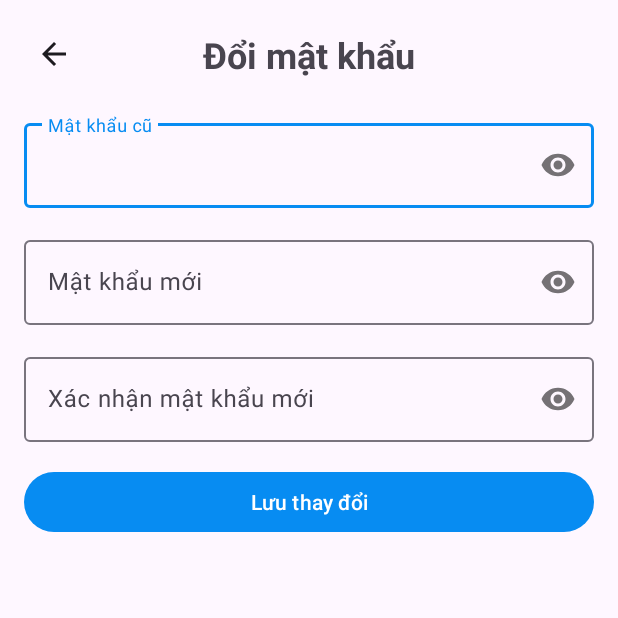
After one commit to long11042004/diem_danh_sinh_vien, an Android app: the ChangePasswordActivity screen opened directly, with no data from a screen before it, on a phone screen of 412 x 824 dp, the top half of it. The commit adds this screen. Run offline under Robolectric (Android 15) with nearby library versions, the phone set to English and light mode, and no system bars; our stand-ins replace CircleImageView; network calls fail.

Commit message:
cài đặt đổi mật khẩu tài khoản

```diff
--- a/app/src/main/AndroidManifest.xml
+++ b/app/src/main/AndroidManifest.xml
@@ -62,6 +62,10 @@
             android:exported="false" />
 
         <activity
+            android:name="com.example.diemdanhsinhvien.activity.ChangePasswordActivity"
+            android:exported="false" />
+
+        <activity
             android:name="com.microsoft.identity.client.BrowserTabActivity"
             android:exported="true">
             <intent-filter>
--- /dev/null
+++ b/app/src/main/java/com/example/diemdanhsinhvien/activity/ChangePasswordActivity.kt
@@ -0,0 +1,129 @@
+package com.example.diemdanhsinhvien.activity
+
+import androidx.appcompat.app.AppCompatActivity
+import android.os.Bundle
+import android.widget.Button
+import android.widget.ImageButton
+import android.view.View
+import android.widget.TextView
+import android.widget.Toast
+import androidx.activity.viewModels
+import com.example.diemdanhsinhvien.R
+import com.example.diemdanhsinhvien.common.UiState
+import com.example.diemdanhsinhvien.network.apiservice.APIClient
+import com.example.diemdanhsinhvien.repository.AccountRepository
+import com.example.diemdanhsinhvien.viewmodel.AuthViewModel
+import com.example.diemdanhsinhvien.viewmodel.AuthViewModelFactory
+import com.google.android.material.textfield.TextInputLayout
+import com.google.android.material.textfield.TextInputEditText
+
+class ChangePasswordActivity : AppCompatActivity() {
+
+    private lateinit var tilOldPassword: TextInputLayout
+    private lateinit var tilNewPassword: TextInputLayout
+    private lateinit var tilConfirmPassword: TextInputLayout
+    private lateinit var etOldPassword: TextInputEditText
+    private lateinit var etNewPassword: TextInputEditText
+    private lateinit var etConfirmPassword: TextInputEditText
+    private lateinit var btnSaveChanges: Button
+    private lateinit var btnBack: ImageButton
+    private lateinit var tvErrorMessage: TextView
+
+    private val authViewModel: AuthViewModel by viewModels {
+        AuthViewModelFactory(AccountRepository(
+            accountApi = APIClient.accountApi(this)
+        ))
+    }
+
+    override fun onCreate(savedInstanceState: Bundle?) {
+        super.onCreate(savedInstanceState)
+        setContentView(R.layout.activity_change_password)
+
+        btnBack = findViewById(R.id.btn_back)
+        tilOldPassword = findViewById(R.id.til_old_password)
+        tilNewPassword = findViewById(R.id.til_new_password)
+        tilConfirmPassword = findViewById(R.id.til_confirm_password)
+        etOldPassword = findViewById(R.id.et_old_password)
+        etNewPassword = findViewById(R.id.et_new_password)
+        etConfirmPassword = findViewById(R.id.et_confirm_password)
+        btnSaveChanges = findViewById(R.id.btn_save_changes)
+        tvErrorMessage = findViewById(R.id.tv_error_message)
+
+        setupClickListeners()
+        setupObservers()
+    }
+
+    private fun setupClickListeners() {
+        btnBack.setOnClickListener {
+            onBackPressedDispatcher.onBackPressed()
+        }
+
+        btnSaveChanges.setOnClickListener {
+            if (validateInput()) {
+                val oldPassword = etOldPassword.text.toString().trim()
+                val newPassword = etNewPassword.text.toString().trim()
+                authViewModel.changePassword(oldPassword, newPassword)
+            }
+        }
+    }
+
+    private fun validateInput(): Boolean {
+        tilOldPassword.error = null
+        tilNewPassword.error = null
+        tilConfirmPassword.error = null
+        tvErrorMessage.visibility = View.GONE
+
+        var isValid = true
+
+        if (etOldPassword.text.toString().trim().isEmpty()) {
+            tilOldPassword.error = "Vui lòng nhập mật khẩu cũ"
+            isValid = false
+        }
+
+        if (etNewPassword.text.toString().trim().isEmpty()) {
+            tilNewPassword.error = "Vui lòng nhập mật khẩu mới"
+            isValid = false
+        }
+
+        if (etConfirmPassword.text.toString().trim().isEmpty()) {
+            tilConfirmPassword.error = "Vui lòng xác nhận mật khẩu mới"
+            isValid = false
+        }
+
+        if (!isValid) return false
+
+        if (etNewPassword.text.toString() != etConfirmPassword.text.toString()) {
+            tilConfirmPassword.error = "Mật khẩu xác nhận không khớp"
+            isValid = false
+        }
+
+        return isValid
+    }
+
+    private fun setupObservers() {
+        authViewModel.changePasswordState.observe(this) { state ->
+            when (state) {
+                is UiState.Loading -> {
+                    btnSaveChanges.isEnabled = false
+
+                    tilOldPassword.error = null
+                    tilNewPassword.error = null
+                    tilConfirmPassword.error = null
+                    tvErrorMessage.visibility = View.GONE
+                }
+                is UiState.Success -> {
+                    btnSaveChanges.isEnabled = true
+                    Toast.makeText(this, "Đổi mật khẩu thành công!", Toast.LENGTH_SHORT).show()
+                    finish()
+                }
+                is UiState.Error -> {
+                    btnSaveChanges.isEnabled = true
+
+                    tvErrorMessage.text = state.message
+                    tvErrorMessage.visibility = View.VISIBLE
+                }
+                else -> {}
+            }
+        }
+    }
+}
--- a/app/src/main/java/com/example/diemdanhsinhvien/activity/MainActivity.kt
+++ b/app/src/main/java/com/example/diemdanhsinhvien/activity/MainActivity.kt
@@ -19,7 +19,7 @@ import com.example.diemdanhsinhvien.fragment.ReportsFragment
 import com.example.diemdanhsinhvien.fragment.NotificationsFragment
 import com.example.diemdanhsinhvien.R
 import com.example.diemdanhsinhvien.network.apiservice.APIClient
-import com.example.diemdanhsinhvien.ui.search.SearchFragment
+import com.example.diemdanhsinhvien.fragment.SearchFragment
 import com.google.android.material.bottomnavigation.BottomNavigationView
 import com.google.android.material.floatingactionbutton.FloatingActionButton
 import com.google.android.material.textfield.TextInputEditText
--- /dev/null
+++ b/app/src/main/java/com/example/diemdanhsinhvien/data/request/ChangePasswordRequest.kt
@@ -0,0 +1,6 @@
+package com.example.diemdanhsinhvien.data.request
+
+data class ChangePasswordRequest(
+    val oldPassword: String,
+    val newPassword: String
+)
--- a/app/src/main/java/com/example/diemdanhsinhvien/network/apiservice/AccountApiService.kt
+++ b/app/src/main/java/com/example/diemdanhsinhvien/network/apiservice/AccountApiService.kt
@@ -2,6 +2,7 @@ package com.example.diemdanhsinhvien.network.apiservice
 
 import com.example.diemdanhsinhvien.data.model.Account
 import com.example.diemdanhsinhvien.data.request.*
+import com.example.diemdanhsinhvien.data.request.ChangePasswordRequest
 import com.example.diemdanhsinhvien.data.response.ApiLoginResponse
 import retrofit2.Response
 import retrofit2.http.*
@@ -36,4 +37,9 @@ interface AccountApiService {
     suspend fun refreshToken(
         @Header("Authorization") refreshToken: String
     ): Response<ApiLoginResponse>
+
+    @PUT("accounts/changePassword")
+    suspend fun changePassword(
+        @Body request: ChangePasswordRequest
+    ): Response<Unit>
 }
--- a/app/src/main/java/com/example/diemdanhsinhvien/viewmodel/AuthViewModel.kt
+++ b/app/src/main/java/com/example/diemdanhsinhvien/viewmodel/AuthViewModel.kt
@@ -7,6 +7,7 @@ import androidx.lifecycle.ViewModelProvider
 import androidx.lifecycle.viewModelScope
 import com.example.diemdanhsinhvien.common.UiState
 import com.example.diemdanhsinhvien.data.model.Account
+import com.example.diemdanhsinhvien.data.request.ChangePasswordRequest
 import com.example.diemdanhsinhvien.data.request.LoginRequest
 import com.example.diemdanhsinhvien.data.request.RegisterRequest
 import com.example.diemdanhsinhvien.data.request.UpdateAccountRequest
@@ -64,6 +65,19 @@ class AuthViewModel(private val accountRepository: AccountRepository) : ViewMode
         }
     }
 
+    // Chức năng đổi mật khẩu
+    private val _changePasswordState = MutableLiveData<UiState<Unit>>()
+    val changePasswordState: LiveData<UiState<Unit>> = _changePasswordState
+
+    fun changePassword(oldPassword: String, newPassword: String) {
+        viewModelScope.launch {
+            val request = ChangePasswordRequest(oldPassword = oldPassword, newPassword = newPassword)
+            accountRepository.changePassword(request).collect { state ->
+                _changePasswordState.postValue(state)
+            }
+        }
+    }
+
 }
 
 class AuthViewModelFactory(private val repository: AccountRepository) : ViewModelProvider.Factory {
--- /dev/null
+++ b/app/src/main/res/layout/activity_change_password.xml
@@ -0,0 +1,111 @@
+<?xml version="1.0" encoding="utf-8"?>
+<androidx.constraintlayout.widget.ConstraintLayout xmlns:android="http://schemas.android.com/apk/res/android"
+    xmlns:app="http://schemas.android.com/apk/res-auto"
+    xmlns:tools="http://schemas.android.com/tools"
+    android:layout_width="match_parent"
+    android:layout_height="match_parent"
+    android:padding="16dp"
+    tools:context=".activity.ChangePasswordActivity">
+
+    <ImageButton
+        android:id="@+id/btn_back"
+        android:layout_width="wrap_content"
+        android:layout_height="wrap_content"
+        android:background="?attr/selectableItemBackgroundBorderless"
+        android:contentDescription="@string/back"
+        android:padding="8dp"
+        android:src="?attr/homeAsUpIndicator"
+        app:layout_constraintStart_toStartOf="parent"
+        app:layout_constraintTop_toTopOf="parent"
+        app:tint="?attr/colorOnSurface" />
+
+    <TextView
+        android:id="@+id/tv_title"
+        android:layout_width="wrap_content"
+        android:layout_height="wrap_content"
+        android:text="Đổi mật khẩu"
+        android:textSize="24sp"
+        android:textStyle="bold"
+        app:layout_constraintBottom_toBottomOf="@+id/btn_back"
+        app:layout_constraintEnd_toEndOf="parent"
+        app:layout_constraintStart_toStartOf="parent"
+        app:layout_constraintTop_toTopOf="@+id/btn_back" />
+
+    <com.google.android.material.textfield.TextInputLayout
+        android:id="@+id/til_old_password"
+        android:layout_width="match_parent"
+        android:layout_height="wrap_content"
+        android:layout_marginTop="24dp"
+        app:passwordToggleEnabled="true"
+        app:layout_constraintEnd_toEndOf="parent"
+        app:layout_constraintStart_toStartOf="parent"
+        app:layout_constraintTop_toBottomOf="@id/tv_title">
+
+        <com.google.android.material.textfield.TextInputEditText
+            android:id="@+id/et_old_password"
+            android:layout_width="match_parent"
+            android:layout_height="wrap_content"
+            android:hint="Mật khẩu cũ"
+            android:inputType="textPassword" />
+    </com.google.android.material.textfield.TextInputLayout>
+
+    <com.google.android.material.textfield.TextInputLayout
+        android:id="@+id/til_new_password"
+        android:layout_width="match_parent"
+        android:layout_height="wrap_content"
+        android:layout_marginTop="16dp"
+        app:passwordToggleEnabled="true"
+        app:layout_constraintEnd_toEndOf="parent"
+        app:layout_constraintStart_toStartOf="parent"
+        app:layout_constraintTop_toBottomOf="@id/til_old_password">
+
+        <com.google.android.material.textfield.TextInputEditText
+            android:id="@+id/et_new_password"
+            android:layout_width="match_parent"
+            android:layout_height="wrap_content"
+            android:hint="Mật khẩu mới"
+            android:inputType="textPassword" />
+    </com.google.android.material.textfield.TextInputLayout>
+
+    <com.google.android.material.textfield.TextInputLayout
+        android:id="@+id/til_confirm_password"
+        android:layout_width="match_parent"
+        android:layout_height="wrap_content"
+        android:layout_marginTop="16dp"
+        app:passwordToggleEnabled="true"
+        app:layout_constraintEnd_toEndOf="parent"
+        app:layout_constraintStart_toStartOf="parent"
+        app:layout_constraintTop_toBottomOf="@id/til_new_password">
+
+        <com.google.android.material.textfield.TextInputEditText
+            android:id="@+id/et_confirm_password"
+            android:layout_width="match_parent"
+            android:layout_height="wrap_content"
+            android:hint="Xác nhận mật khẩu mới"
+            android:inputType="textPassword" />
+    </com.google.android.material.textfield.TextInputLayout>
+
+    <TextView
+        android:id="@+id/tv_error_message"
+        android:layout_width="match_parent"
+        android:layout_height="wrap_content"
+        android:layout_marginTop="8dp"
+        android:textColor="@android:color/holo_red_dark"
+        android:visibility="gone"
+        app:layout_constraintEnd_toEndOf="parent"
+        app:layout_constraintStart_toStartOf="parent"
+        app:layout_constraintTop_toBottomOf="@id/til_confirm_password"
+        tools:text="Mật khẩu mới không khớp."
+        tools:visibility="visible" />
+
+    <Button
+        android:id="@+id/btn_save_changes"
+        android:layout_width="match_parent"
+        android:layout_height="wrap_content"
+        android:layout_marginTop="16dp"
+        app:layout_constraintEnd_toEndOf="parent"
+        app:layout_constraintStart_toStartOf="parent"
+        app:layout_constraintTop_toBottomOf="@id/tv_error_message"
+        android:text="Lưu thay đổi" />
+
+</androidx.constraintlayout.widget.ConstraintLayout>
--- a/app/src/main/res/layout/register_activity.xml
+++ b/app/src/main/res/layout/register_activity.xml
@@ -14,10 +14,10 @@
             android:id="@+id/registerToolbar"
             android:layout_width="match_parent"
             android:layout_height="?attr/actionBarSize"
-            android:background="?attr/colorPrimary"
+            android:background="@color/ic_office_logo_background"
             app:navigationIcon="?attr/homeAsUpIndicator"
             app:title="@string/register_screen_title"
-            app:titleTextColor="@color/white"/>
+            app:titleTextColor="@color/black" />
 
     </com.google.android.material.appbar.AppBarLayout>
 
```
Also changed, not shown: app/src/main/java/com/example/diemdanhsinhvien/data/response/ErrorResponse.kt (added, +8 -0 lines), app/src/main/java/com/example/diemdanhsinhvien/fragment/AccountFragment.kt (+9 -0 lines), app/src/main/java/com/example/diemdanhsinhvien/fragment/SearchFragment.kt (+7 -6 lines), app/src/main/java/com/example/diemdanhsinhvien/repository/AccountRepository.kt (+50 -5 lines), app/src/main/java/com/example/diemdanhsinhvien/viewmodel/SearchViewModel.kt (deleted, +0 -94 lines), app/src/main/res/layout/activity_otp.xml (+21 -21 lines), app/src/main/res/layout/lecturer_item.xml (added, +47 -0 lines), app/src/main/res/values/strings.xml (+9 -3 lines).
